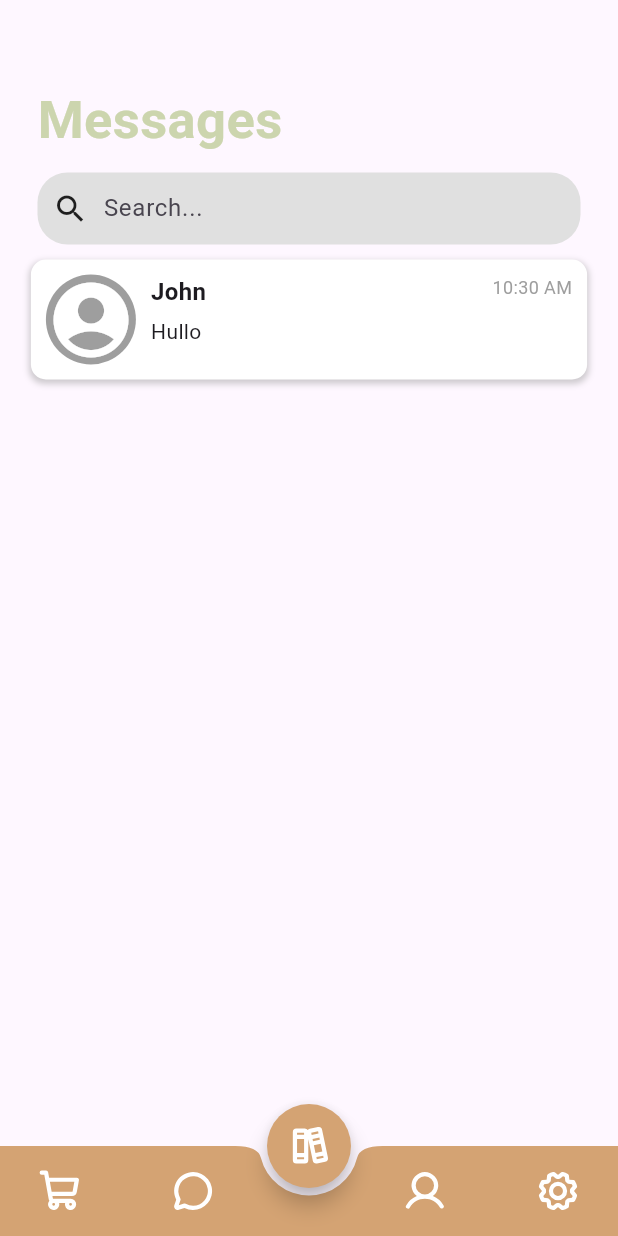
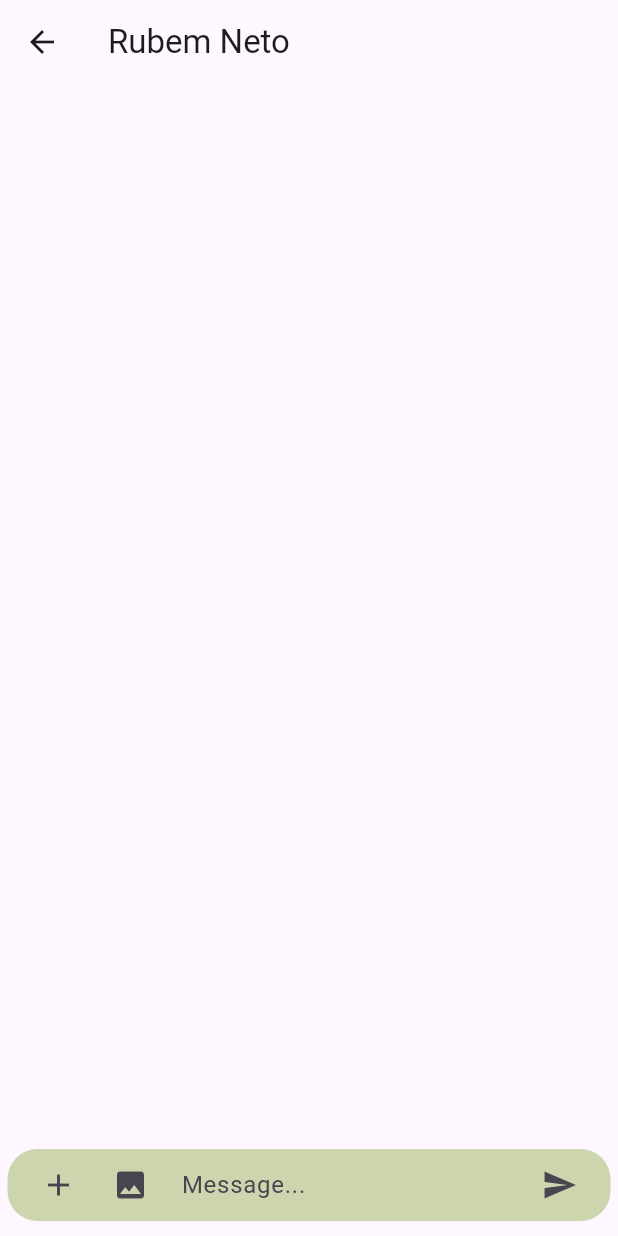
Before and after one commit to FEUP-LEIC-ES-2023-24/2LEIC06T5, a Flutter app: the screen it shows after launch, item 2 of the bottom bar chosen, after a tap on "John", on a phone screen of 412 x 824 dp. Run offline on Flutter 3.47's test engine with Material 3 defaults, Android fonts, the phone set to English and light mode, and no system bars; our stand-ins replace cloud_firestore, firebase_core, flutter_card_swiper, phosphor_flutter; accounts and stored records are empty.

Commit message:
Individual Chat Front End

```diff
--- a/lib/main.dart
+++ b/lib/main.dart
@@ -1,5 +1,6 @@
 import 'package:flutter/material.dart';
 import 'package:pagepal/view/chat/chat.dart';
+import 'package:pagepal/view/chat/widgets/individual_chat.dart';
 import 'package:pagepal/view/swipe/swipe.dart';
 import 'package:pagepal/view/profile/profile.dart';
 import 'package:pagepal/view/settings/settings.dart';
@@ -62,6 +63,12 @@ class MyAppState extends State<MyApp> {
                 transitionDuration: const Duration(seconds: 0),
                 settings: settings,
               );
+            case '/individual_chat':
+              return PageRouteBuilder(
+                pageBuilder: (_, __, ___) => const IndividualChatView(),
+                transitionDuration: const Duration(seconds: 0),
+                settings: settings,
+              );
           }
           return PageRouteBuilder(
             pageBuilder: (_, __, ___) => const SwipePageView(),
--- a/lib/view/chat/chat.dart
+++ b/lib/view/chat/chat.dart
@@ -3,10 +3,6 @@ import 'package:flutter/material.dart';
 import 'package:pagepal/model/data/message.dart';
 import 'package:pagepal/view/chat/widgets/chat_card.dart';
 import 'package:pagepal/view/templates/general/general_page.dart';
-
-void doNothing() {
-  print('hi');
-}
 
 class ChatPageView extends StatefulWidget {
   const ChatPageView({super.key});
@@ -21,7 +17,14 @@ class ChatPageViewState extends GeneralPageState {
     return Column(
       children: [
         buildHeader(),
-        MessageCard(message: Message(senderID: "John", recieverID: "Doe", text: "Hullo", date: Timestamp.now(), isRead: false), onPressed: doNothing)
+        MessageCard(
+            message: Message(
+                senderID: "John",
+                recieverID: "Doe",
+                text: "Hullo",
+                date: Timestamp.now(),
+                isRead: false),
+            onPressed: () => Navigator.pushNamed(context, '/individual_chat'))
       ],
     );
   }
@@ -46,8 +49,10 @@ class ChatPageViewState extends GeneralPageState {
             color: Colors.grey[300], // Grey background color
             borderRadius: BorderRadius.circular(20), // Rounded corners
           ),
-          padding: const EdgeInsets.symmetric(horizontal: 10), // Reduced padding
-          margin: const EdgeInsets.symmetric(horizontal: 25, vertical: 10), // Margin to adjust size
+          padding:
+              const EdgeInsets.symmetric(horizontal: 10), // Reduced padding
+          margin: const EdgeInsets.symmetric(
+              horizontal: 25, vertical: 10), // Margin to adjust size
           child: Row(
             crossAxisAlignment: CrossAxisAlignment.center,
             children: [
@@ -70,5 +75,4 @@ class ChatPageViewState extends GeneralPageState {
       ],
     );
   }
-
 }
--- a/lib/view/chat/widgets/chat_card.dart
+++ b/lib/view/chat/widgets/chat_card.dart
@@ -17,7 +17,8 @@ class MessageCard extends StatelessWidget {
     return InkWell(
       onTap: onPressed,
       child: Container(
-        width: MediaQuery.of(context).size.width * 0.9, // 90% of the screen width
+        width:
+            MediaQuery.of(context).size.width * 0.9, // 90% of the screen width
         padding: EdgeInsets.all(10),
         decoration: BoxDecoration(
           color: Colors.white,
@@ -72,7 +73,8 @@ class MessageCard extends StatelessWidget {
             ),
             // Date
             Text(
-              DateFormat('h:mm a').format(message.date.toDate()),// You might want to format this date
+              DateFormat('h:mm a').format(
+                  message.date.toDate()), // You might want to format this date
               style: TextStyle(fontSize: 12, color: Colors.grey),
             ),
           ],
--- /dev/null
+++ b/lib/view/chat/widgets/individual_chat.dart
@@ -0,0 +1,120 @@
+import 'dart:math';
+
+import 'package:flutter/material.dart';
+import 'package:pagepal/view/chat/widgets/message_card.dart';
+
+class IndividualChatView extends StatefulWidget {
+  const IndividualChatView({super.key});
+
+  @override
+  State<StatefulWidget> createState() => IndividualChatViewState();
+}
+
+class IndividualChatViewState extends State<IndividualChatView> {
+  final messageController = TextEditingController();
+  final String messager = "Rubem Neto";
+
+  Future pressSendButton(BuildContext context) {
+    final alert = AlertDialog(content: Text(messageController.text));
+    messageController.clear();
+    return showDialog(
+        context: context,
+        builder: (context) {
+          return alert;
+        });
+  }
+
+  Widget? uploadFile() {
+    setState(() {
+      messages.insert(
+          0,
+          SingleMessageCard(
+              'akshdvatusfdtyafwkudyafsksurdfLIYDGLAIYGDLIUAYGSFIYLSGDFLIYSGDLUFVSDLUFSVDLFYGSDIYFGAEWIUDHALISYDGAIDGWAUWHDAIYWGD',
+              Random().nextBool()));
+    });
+    return null;
+  }
+
+  Widget? sendPicture() {
+    return null;
+  }
+
+  final List<SingleMessageCard> messages = [];
+
+  @override
+  Widget build(BuildContext context) {
+    return Scaffold(
+        body: Column(
+      children: [
+        AppBar(
+          title: Text(messager),
+        ),
+        Expanded(
+          child: Stack(
+            children: <Widget>[
+              ListView.builder(
+                itemCount: messages.length,
+                shrinkWrap: true,
+                reverse: true,
+                padding: const EdgeInsets.only(
+                    left: 10, right: 10, top: 20, bottom: 20),
+                itemBuilder: (context, index) {
+                  return Align(
+                    alignment: (messages[index].isUserMessage
+                        ? Alignment.topRight
+                        : Alignment.topLeft),
+                    child: Container(
+                      constraints: BoxConstraints(
+                          maxWidth: MediaQuery.of(context).size.width * 0.8),
+                      decoration: BoxDecoration(
+                          borderRadius: BorderRadius.circular(10),
+                          color: (messages[index].isUserMessage
+                              ? const Color(0xFFCCD5AE)
+                              : const Color(0xFFD1CBCB))),
+                      padding: const EdgeInsets.all(16),
+                      margin: const EdgeInsets.all(5),
+                      child: Text(messages[index].message,
+                          style: const TextStyle(fontSize: 15)),
+                    ),
+                  );
+                },
+              )
+            ],
+          ),
+        ),
+        Container(
+          decoration: BoxDecoration(
+            color: const Color(0xFFCCD5AE),
+            borderRadius: BorderRadius.circular(20),
+          ),
+          padding: const EdgeInsets.symmetric(horizontal: 10),
+          margin: const EdgeInsets.symmetric(horizontal: 5, vertical: 10),
+          child: Row(
+            crossAxisAlignment: CrossAxisAlignment.center,
+            children: [
+              IconButton(
+                  onPressed: () => uploadFile(), icon: const Icon(Icons.add)),
+              IconButton(
+                  onPressed: () => sendPicture(),
+                  icon: const Icon(Icons.image)),
+              const SizedBox(width: 10),
+              Expanded(
+                child: TextFormField(
+                  controller: messageController,
+                  decoration: const InputDecoration(
+                    hintText: "Message...",
+                    border: InputBorder.none,
+                  ),
+                ),
+              ),
+              IconButton(
+                onPressed: () => pressSendButton(context),
+                icon: const Icon(Icons.send),
+              )
+            ],
+          ),
+        ),
+      ],
+    ));
+  }
+}
--- /dev/null
+++ b/lib/view/chat/widgets/message_card.dart
@@ -0,0 +1,7 @@
+class SingleMessageCard {
+  const SingleMessageCard(this.message, this.isUserMessage);
+  final String message;
+  final bool isUserMessage;
+
+  static const double messageCardWidth = 200;
+}
```
Also changed, not shown: lib/model/data/message.dart (+9 -11 lines), lib/model/data/user.dart (+9 -11 lines), lib/model/message.dart (+11 -8 lines).
